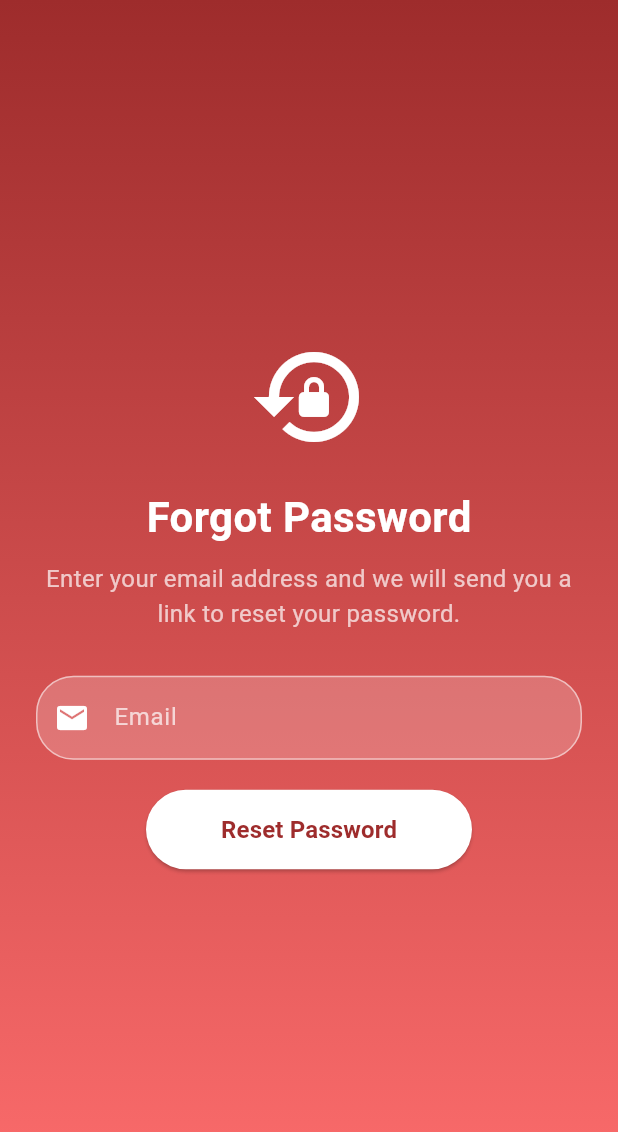
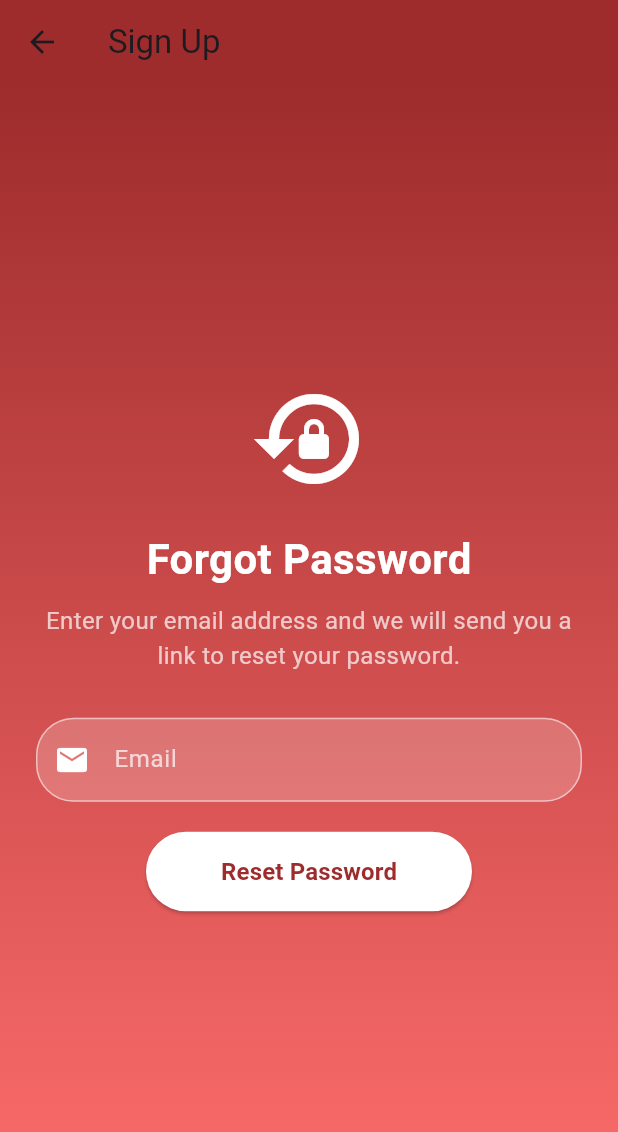
Before and after one commit to apikader/salesreport, a Flutter app: the ForgotPasswordPage screen opened directly, on a phone screen of 412 x 824 dp. Shown: the top 1132 px of the screen. Run offline on Flutter 3.47's test engine with Material 3 defaults, Android fonts, the phone set to English and light mode, and no system bars.

Commit message:
Update ForgotPassword.dart

```diff
--- a/lib/ForgotPassword.dart
+++ b/lib/ForgotPassword.dart
@@ -1,4 +1,5 @@
 import 'package:flutter/material.dart';
+import 'package:salesapp/welcomepage.dart';
 
 class ForgotPasswordPage extends StatefulWidget {
   const ForgotPasswordPage({super.key});
@@ -13,6 +14,19 @@ class _ForgotPasswordPageState extends State<ForgotPasswordPage> {
   @override
   Widget build(BuildContext context) {
     return Scaffold(
+      appBar: AppBar(
+        leading: IconButton(
+          icon: const Icon(Icons.arrow_back),
+          onPressed: () {
+            Navigator.pushReplacement(
+              context,
+              MaterialPageRoute(builder: (context) => const WelcomePage()),
+            );
+          },
+        ),
+        title: const Text('Sign Up'),
+        backgroundColor: const Color(0xFF9E2C2C),
+      ),
       body: Container(
         decoration: const BoxDecoration(
           gradient: LinearGradient(
```
